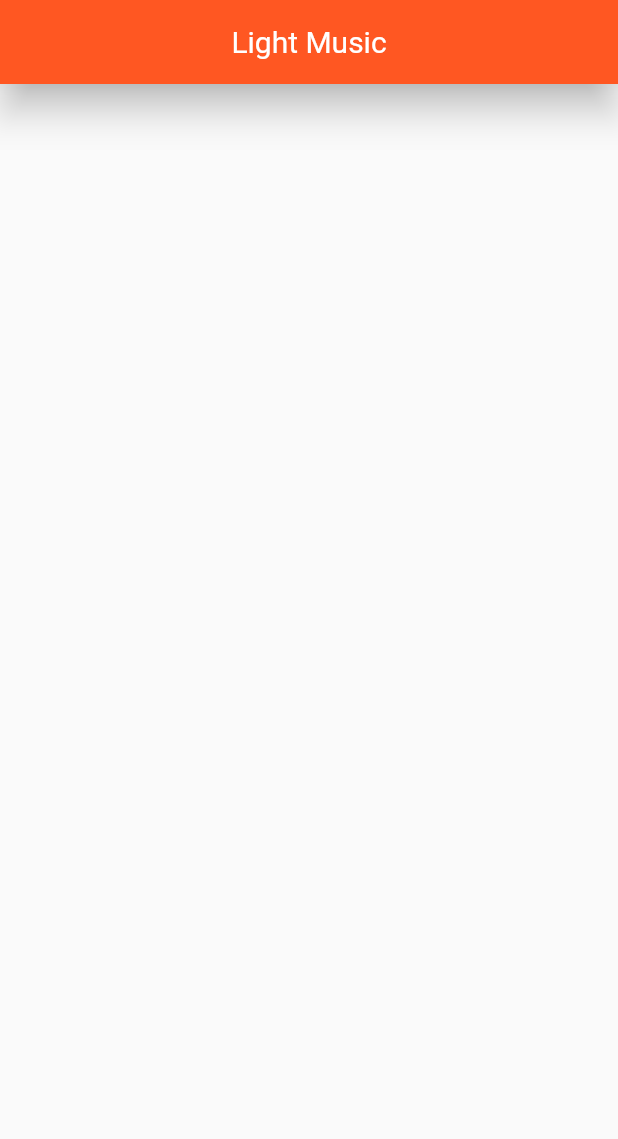
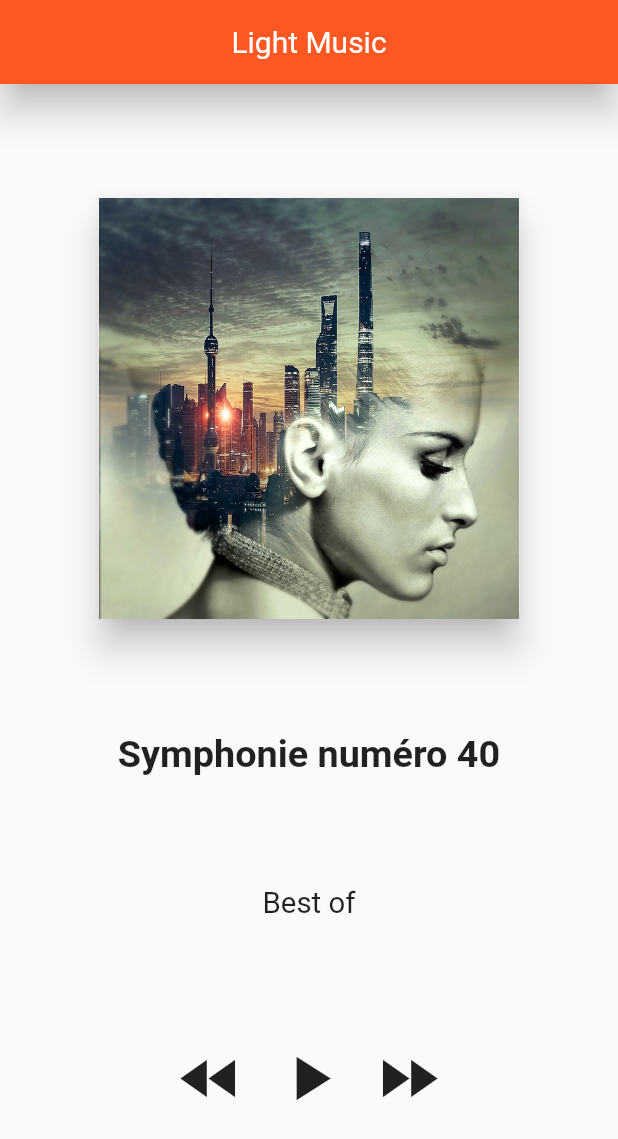
Before and after one commit to abdouwarissiboukari/light_music, a Flutter app: the screen it shows after launch, on a phone screen of 412 x 824 dp. Shown: the top 1139 px of the screen. Run offline on Flutter 3.47's test engine with Material 2 defaults, Android fonts, the phone set to English and light mode, and no system bars; our stand-ins replace audioplayers, google_fonts; Roboto replaces fonts that are missing (Signika).

Commit message:
Adds of 2023-02-16

```diff
--- a/lib/models/MusicData.dart
+++ b/lib/models/MusicData.dart
@@ -10,7 +10,7 @@ class MusicData {
         urlPath: "allegro.mp3"),
     Song(
         id: 2,
-        title: "ew York State Of Mind - 2pac Feat Nas Jay-Z",
+        title: "New York State Of Mind - 2pac Feat Nas Jay-Z",
         album: "Duets",
         thumb: "deux.jpg",
         urlPath: "New York State Of Mind.mp3"),
--- a/lib/models/Song.dart
+++ b/lib/models/Song.dart
@@ -13,5 +13,5 @@ class Song {
     required this.urlPath,
   });
 
-  String get thumPath => "/assest/$thumb";
+  String get thumPath => "assets/$thumb";
 }
--- a/lib/views/CustomBody.dart
+++ b/lib/views/CustomBody.dart
@@ -3,6 +3,9 @@ import 'package:flutter/material.dart';
 import 'package:light_music/models/MusicData.dart';
 import 'package:light_music/models/Song.dart';
 import 'package:light_music/services/DataProvider.dart';
+import 'package:light_music/views/CustomImageView.dart';
+import 'package:light_music/views/CustomTextView.dart';
+import 'package:light_music/views/PlayerButton.dart';
 import 'package:provider/provider.dart';
 
 class CustomBody extends StatefulWidget {
@@ -21,6 +24,7 @@ class CustomBodyState extends State<CustomBody> {
   void initState() {
     super.initState();
     song = songs.first;
+    setupPlayer();
   }
 
   @override
@@ -42,7 +46,36 @@ class CustomBodyState extends State<CustomBody> {
           child: Column(
             mainAxisAlignment: MainAxisAlignment.spaceEvenly,
             mainAxisSize: MainAxisSize.max,
-            children: [],
+            children: [
+              CustomImageView(imagePath: song.thumPath),
+              CustomTextView(
+                textValue: song.title,
+                factor: 1.8,
+                fontWeight: FontWeight.bold,
+              ),
+              CustomTextView(
+                textValue: song.album,
+                factor: 1.4,
+              ),
+              Row(
+                mainAxisAlignment: MainAxisAlignment.spaceEvenly,
+                mainAxisSize: MainAxisSize.min,
+                children: [
+                  PlayerButton(
+                    onButtonPressed: onRewindPressed,
+                    buttonIcon: Icons.fast_rewind_sharp,
+                  ),
+                  PlayerButton(
+                    onButtonPressed: onPlayPausePressed,
+                    buttonIcon: context.watch<DataProvider>().playPauseIcon,
+                  ),
+                  PlayerButton(
+                    onButtonPressed: onForwardPressed,
+                    buttonIcon: Icons.fast_forward_sharp,
+                  ),
+                ],
+              )
+            ],
           ),
         ),
       ),
@@ -51,28 +84,43 @@ class CustomBodyState extends State<CustomBody> {
 
   onPlayPausePressed() async {
     final state = audioPlayer.state;
+
+    switch (state) {
+      case PlayerState.completed:
+        break;
+      case PlayerState.stopped:
+        setupPlayer();
+        break;
+      case PlayerState.paused:
+        await audioPlayer.resume();
+        break;
+      case PlayerState.playing:
+        await audioPlayer.pause();
+        break;
+    }
   }
 
   onRewindPressed() {
-    onPreviousSong();
+    song = onPreviousSong();
     clearPlayer();
     setupPlayer();
   }
 
   onForwardPressed() {
-    onNextSong();
     clearPlayer();
+    final newSong = onNextSong();
+    song = newSong;
     setupPlayer();
   }
 
-  onNextSong() {
+  Song onNextSong() {
     final index = songs.indexOf(song);
-    song = songs[(index < songs.length - 1) ? index + 1 : 0];
+    return songs[(index < songs.length - 1) ? index + 1 : 0];
   }
 
-  onPreviousSong() {
+  Song onPreviousSong() {
     final index = songs.indexOf(song);
-    song = songs[(index == 0) ? songs.length - 1 : index - 1];
+    return songs[(index == 0) ? songs.length - 1 : index - 1];
   }
 
   onStateChanged(PlayerState state) {
@@ -90,25 +138,30 @@ class CustomBodyState extends State<CustomBody> {
         case PlayerState.stopped:
           context.read<DataProvider>().getPlayPauseIcon(Icons.play_arrow);
           break;
-        default:
       }
     }
   }
 
   Future<String> songPath() async {
+    String string = "";
     audioCache = AudioCache();
-    final uri = await audioCache!.load(song.urlPath);
+    if (audioCache != null) {
+      final uri = await audioCache!.load(song.urlPath);
+      string = uri.toFilePath();
+    }
 
-    return uri.toFilePath();
+    return string;
   }
 
   setupPlayer() async {
     audioPlayer = AudioPlayer();
+
     audioPlayer.onPlayerStateChanged.listen(onStateChanged);
     audioPlayer.onDurationChanged
         .listen(context.read<DataProvider>().onDurationChanged);
     audioPlayer.onPositionChanged
         .listen(context.read<DataProvider>().onPositionChanged);
+
     await audioPlayer.play(DeviceFileSource(await songPath()));
   }
 
--- /dev/null
+++ b/lib/views/CustomImageView.dart
@@ -0,0 +1,25 @@
+import 'dart:io';
+
+import 'package:flutter/material.dart';
+
+class CustomImageView extends StatelessWidget {
+  final String imagePath;
+
+  const CustomImageView({super.key, required this.imagePath});
+
+  @override
+  Widget build(BuildContext context) {
+    Size size = MediaQuery.of(context).size;
+    return SizedBox(
+      height: size.width * 0.7,
+      width: size.width * 0.7,
+      child: Card(
+        elevation: 10,
+        child: Image.asset(
+          imagePath,
+          fit: BoxFit.cover,
+        ),
+      ),
+    );
+  }
+}
--- /dev/null
+++ b/lib/views/CustomTextView.dart
@@ -0,0 +1,26 @@
+import 'package:flutter/material.dart';
+import 'package:google_fonts/google_fonts.dart';
+
+class CustomTextView extends StatelessWidget {
+  String textValue;
+  double factor;
+  FontWeight fontWeight;
+
+  CustomTextView({
+    super.key,
+    required this.textValue,
+    this.factor = 1.0,
+    this.fontWeight = FontWeight.normal,
+  });
+
+  @override
+  Widget build(BuildContext context) {
+    return Text(
+      textValue,
+      textScaleFactor: factor,
+      style: GoogleFonts.signika(
+        fontWeight: fontWeight,
+      ),
+    );
+  }
+}
--- /dev/null
+++ b/lib/views/PlayerButton.dart
@@ -0,0 +1,18 @@
+import 'package:flutter/material.dart';
+
+class PlayerButton extends StatelessWidget {
+  IconData buttonIcon;
+  Function() onButtonPressed;
+
+  PlayerButton(
+      {super.key, required this.onButtonPressed, required this.buttonIcon});
+
+  @override
+  Widget build(BuildContext context) {
+    return IconButton(
+      onPressed: onButtonPressed,
+      icon: Icon(buttonIcon),
+      iconSize: 50,
+    );
+  }
+}
--- a/pubspec.yaml
+++ b/pubspec.yaml
@@ -32,7 +32,7 @@ flutter:
 
   uses-material-design: true
 
-assets:
-  - assests/
+  assets:
+    - assets/
   #   - images/a_dot_burr.jpeg
   #   - images/a_dot_ham.jpeg
```
